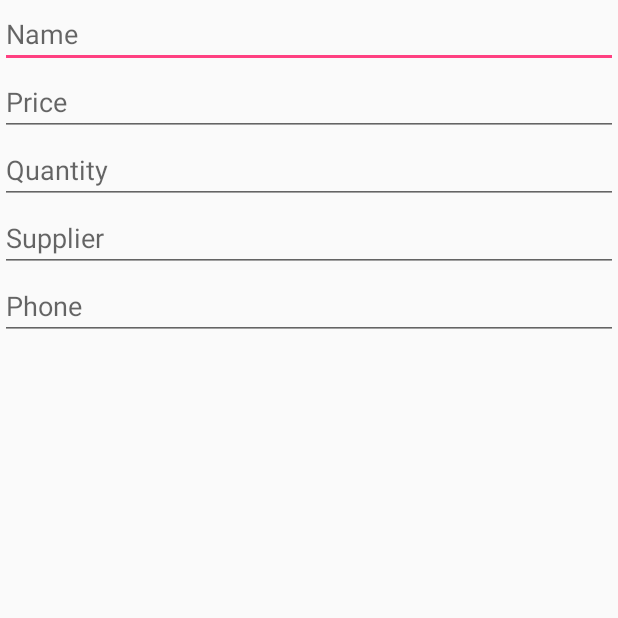
After one commit to klevyke/InventoryApp, an Android app: the EditorActivity screen opened directly, with no data from a screen before it, on a phone screen of 412 x 824 dp, the top half of it. The commit adds this screen. Run offline under Robolectric (Android 15) with nearby library versions, the phone set to English and light mode, and no system bars.

Commit message:
Editoractivity class created

```diff
--- a/app/src/main/java/com/example/android/inventoryapp/Details.java
+++ b/app/src/main/java/com/example/android/inventoryapp/Details.java
@@ -24,8 +24,6 @@ public class Details extends AppCompatActivity implements LoaderManager.LoaderCa
     protected void onCreate(Bundle savedInstanceState) {
         super.onCreate(savedInstanceState);
         setContentView(R.layout.activity_details);
-        Intent intent = getIntent(); // android.content.Intent
-        Uri uri = intent.getData();
         getLoaderManager().initLoader(INVENTORY_LOADER, null, this);
     }
 
--- a/app/src/main/java/com/example/android/inventoryapp/MainActivity.java
+++ b/app/src/main/java/com/example/android/inventoryapp/MainActivity.java
@@ -1,8 +1,10 @@
 package com.example.android.inventoryapp;
 
 import android.app.AlertDialog;
+import android.content.ContentUris;
 import android.content.ContentValues;
 import android.content.DialogInterface;
+import android.content.Intent;
 import android.support.v7.app.AppCompatActivity;
 import android.os.Bundle;
 import android.view.Menu;
--- /dev/null
+++ b/app/src/main/res/layout/activity_editor.xml
@@ -0,0 +1,44 @@
+<?xml version="1.0" encoding="utf-8"?>
+<LinearLayout xmlns:android="http://schemas.android.com/apk/res/android"
+    xmlns:tools="http://schemas.android.com/tools"
+    android:layout_width="match_parent"
+    android:layout_height="match_parent"
+    android:orientation="vertical"
+    tools:context=".EditorActivity">
+
+
+    <EditText
+        android:layout_width="match_parent"
+        android:layout_height="wrap_content"
+        android:id="@+id/name"
+        android:hint="@string/name"
+        android:inputType="textCapWords" />
+
+    <EditText
+        android:layout_width="match_parent"
+        android:layout_height="wrap_content"
+        android:id="@+id/price"
+        android:hint="@string/price"
+        android:inputType="number" />
+
+    <EditText
+        android:layout_width="match_parent"
+        android:layout_height="wrap_content"
+        android:id="@+id/quantity"
+        android:hint="@string/quantity"
+        android:inputType="number" />
+
+    <EditText
+        android:layout_width="match_parent"
+        android:layout_height="wrap_content"
+        android:id="@+id/supplier"
+        android:hint="@string/supplier"
+        android:inputType="textCapWords" />
+
+    <EditText
+        android:layout_width="match_parent"
+        android:layout_height="wrap_content"
+        android:id="@+id/phone"
+        android:hint="@string/phone"
+        android:inputType="number" />
+</LinearLayout>
--- /dev/null
+++ b/app/src/main/res/menu/menu_editor.xml
@@ -0,0 +1,16 @@
+<?xml version="1.0" encoding="utf-8"?>
+<menu xmlns:android="http://schemas.android.com/apk/res/android"
+    xmlns:app="http://schemas.android.com/apk/res-auto"
+    xmlns:tools="http://schemas.android.com/tools"
+    tools:context=".EditorActivity">
+
+    <item
+        android:id="@+id/save"
+        android:title="@string/option_save"
+        app:showAsAction="always" />
+
+    <item
+        android:id="@+id/delete"
+        android:title="@string/option_delete"
+        app:showAsAction="never" />
+</menu>
--- a/app/src/main/res/values/strings.xml
+++ b/app/src/main/res/values/strings.xml
@@ -4,7 +4,11 @@
     <string name="name_of_the_item">Name of the item</string>
     <string name="price_of_the_item">Price</string>
     <string name="quantity_of_the_item">Quantity</string>
-
+    <string name="name">Name</string>
+    <string name="price">Price</string>
+    <string name="quantity">Quantity</string>
+    <string name="supplier">Supplier</string>
+    <string name="phone">Phone</string>
     <string name="action_delete_all_items">Delete all items</string>
     <string name="delete_all_dialog_msg">Do you really want to delete all items?</string>
     <string name="delete_dialog_msg">Delete this item?</string>
@@ -13,4 +17,15 @@
     <string name="title_activity_details">Details</string>
     <string name="option_delete">Delete</string>
     <string name="option_edit">Edit</string>
+    <string name="option_save">Save</string>
+    <string name="title_activity_editor">Edit Item</string>
+    <string name="editor_insert_item_failed">Insert item failed!</string>
+    <string name="editor_insert_item_successful">Item inserted!</string>
+    <string name="editor_update_item_failed">Item update failed!</string>
+    <string name="editor_update_item_successful">Item updated!</string>
+    <string name="unsaved_changes_dialog_msg">Discard your changes and quit editing?</string>
+    <string name="discard">Discard</string>
+    <string name="keep_editing">Keep Editing</string>
+    <string name="editor_delete_item_successful">Pet deleted</string>
+    <string name="editor_delete_item_failed">Error with deleting pet</string>
 </resources>
```
Also changed, not shown: app/src/main/AndroidManifest.xml (+7 -2 lines), app/src/main/java/com/example/android/inventoryapp/EditorActivity.java (added, +340 -0 lines).
